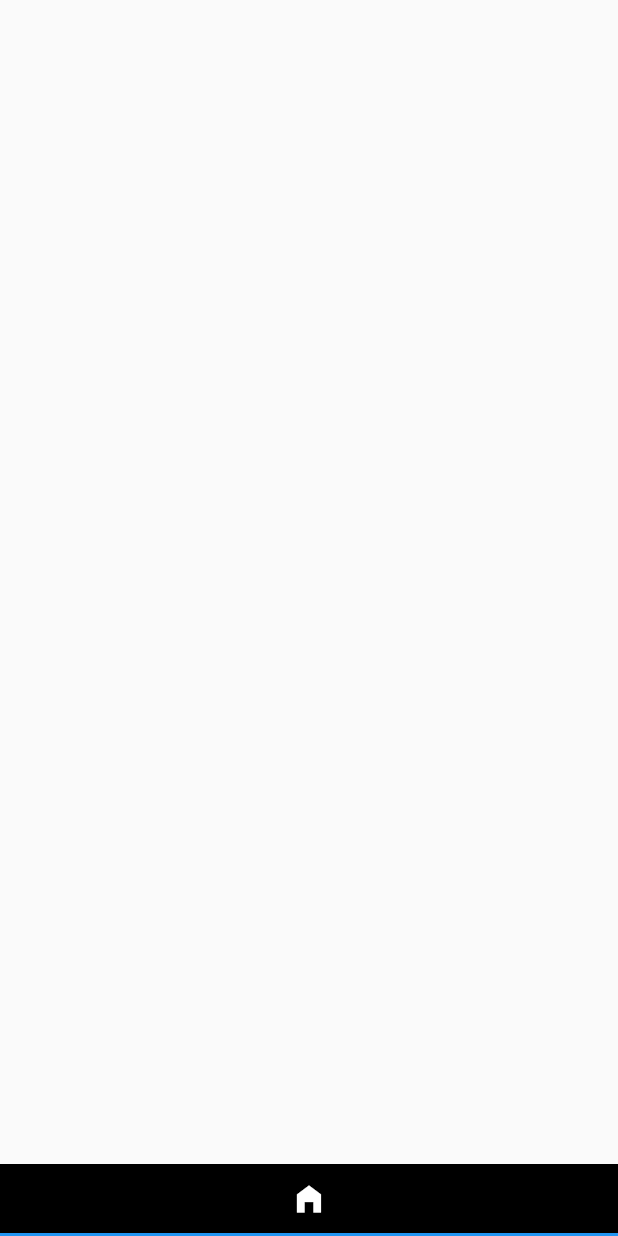
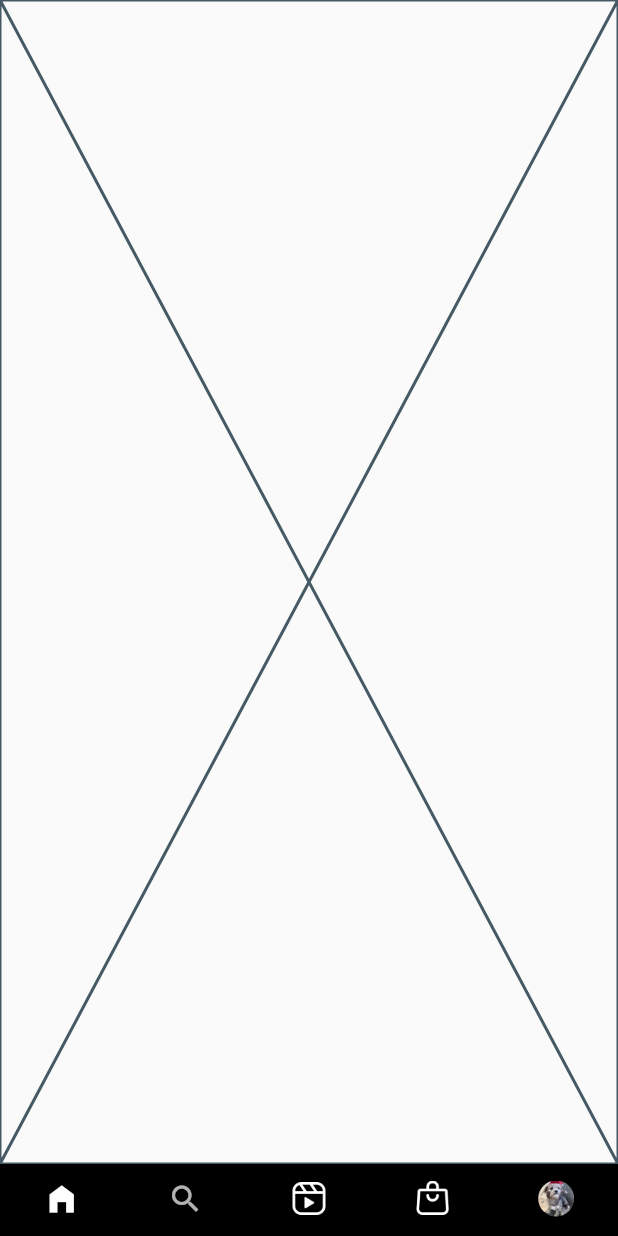
Before and after one commit to wahyunf354/instragram_clone_ui, a Flutter app: the screen it shows after launch, on a phone screen of 412 x 824 dp. Run offline on Flutter 3.47's test engine with Material 2 defaults, Android fonts, the phone set to English and light mode, and no system bars.

Commit message:
membuat tabbar

```diff
--- a/lib/main.dart
+++ b/lib/main.dart
@@ -1,4 +1,5 @@
 import 'package:flutter/material.dart';
+import 'package:instragram_clone_ui/pages/home_page.dart';
 
 void main () => runApp(MyApp());
 
@@ -12,12 +13,47 @@ class MyApp extends StatelessWidget {
       home: DefaultTabController(
         length: 5,
         child: Scaffold(
+          body: TabBarView(
+            children: [
+              HomePage(),
+              Center(
+                child: Text("Search"),
+              ),
+              Center(
+                child: Text("Reels"),
+              ),
+              Center(
+                child: Text("Shopping"),
+              ),
+              Center(
+                child: Text("Profile"),
+              ),
+            ],
+          ),
           bottomNavigationBar: Container(
             color: Colors.black,
             child: TabBar(
+              indicatorColor: Colors.black,
               tabs: [
                 Tab(
                   icon: Icon(Icons.home_filled),
+                ),
+                Tab(
+                  icon: Icon(Icons.search),
+                ),
+                Tab(
+                  icon: Image.asset('assets/images/ic_reels.png', width: 24,),
+                ),
+                Tab(
+                  icon: Image.asset('assets/images/ic_shopping_bag.png', width: 24,),
+                ),
+                Tab(
+                  icon: SizedBox(
+                    width: 24,
+                    child: ClipOval(
+                      child: Image.asset('assets/images/img_profile.png')
+                    ),
+                  ),
                 )
               ],
             ),
--- /dev/null
+++ b/lib/pages/home_page.dart
@@ -0,0 +1,10 @@
+import 'package:flutter/material.dart';
+
+class HomePage extends StatelessWidget {
+  const HomePage({super.key});
+
+  @override
+  Widget build(BuildContext context) {
+    return const Placeholder();
+  }
+}
```
Also changed, not shown: pubspec.yaml (+4 -3 lines), assets/images/ic_reels.png (added), assets/images/ic_shopping_bag.png (added), assets/images/img_profile.png (added).
